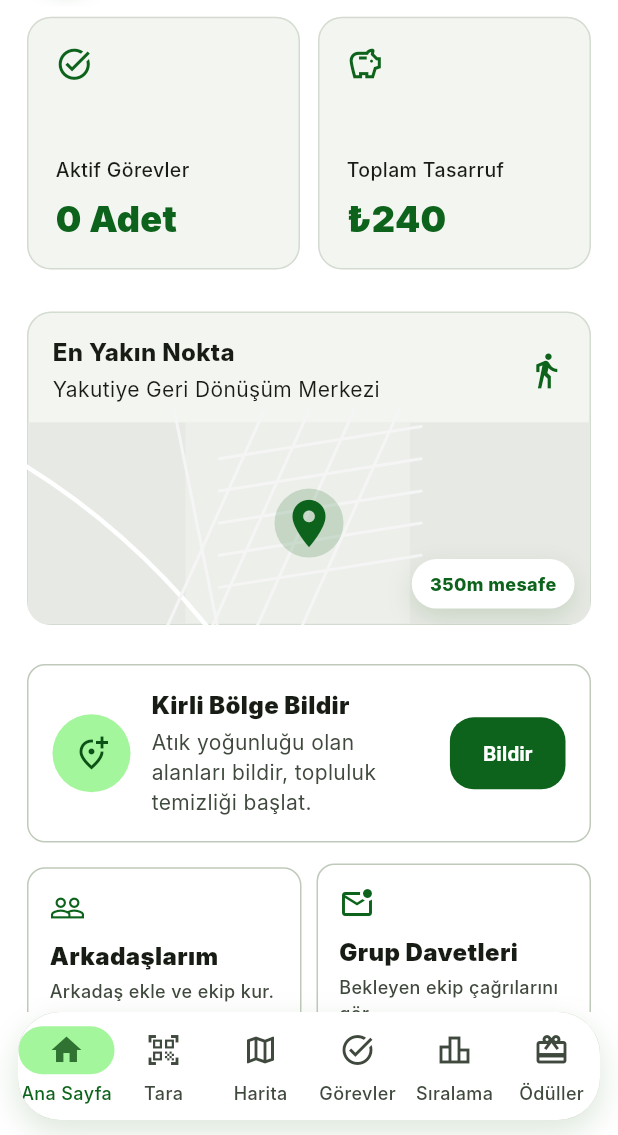
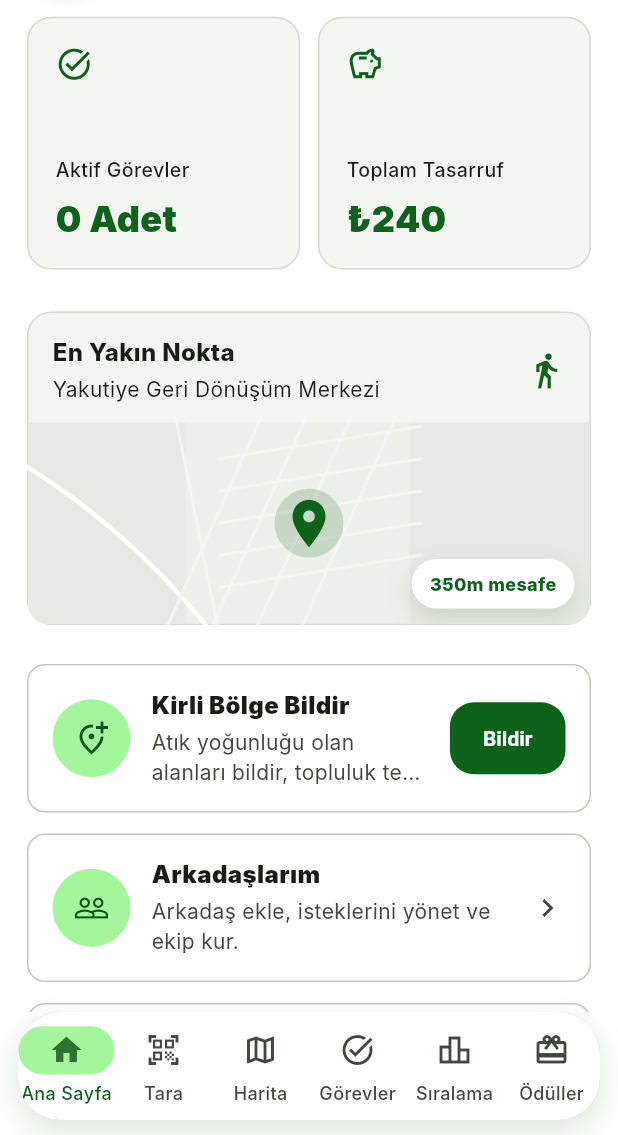
Before and after one commit to 1ahmetonay/erzurum, a Flutter app: the screen it shows once a user with an empty profile is signed in, scrolled down 576 dp, on a phone screen of 412 x 824 dp, the part 101-1236 px from its top. Run offline on Flutter 3.47's test engine with Material 3 defaults, Android fonts, the phone set to English and light mode, and no system bars; our stand-ins replace cloud_firestore, cloud_functions, firebase_auth, firebase_core, firebase_storage, flutter_map and 7 more; missing offline and left inert: mobile_scanner; accounts and stored records are empty; Roboto replaces fonts that are missing (Inter).

Commit message:
final son

```diff
--- a/lib/features/home/home_screen.dart
+++ b/lib/features/home/home_screen.dart
@@ -64,7 +64,7 @@ class HomeScreen extends ConsumerWidget {
               onTap: () => context.go('/report-dirty-area'),
             ),
             const SizedBox(height: 14),
-            _SocialShortcutRow(
+            _SocialShortcutList(
               onFriendsTap: () => context.go('/friends'),
               onInvitationsTap: () => context.go('/group-invitations'),
             ),
@@ -103,8 +103,8 @@ class HomeScreen extends ConsumerWidget {
   }
 }
 
-class _SocialShortcutRow extends StatelessWidget {
-  const _SocialShortcutRow({
+class _SocialShortcutList extends StatelessWidget {
+  const _SocialShortcutList({
     required this.onFriendsTap,
     required this.onInvitationsTap,
   });
@@ -114,53 +114,43 @@ class _SocialShortcutRow extends StatelessWidget {
 
   @override
   Widget build(BuildContext context) {
-    return LayoutBuilder(
-      builder: (context, constraints) {
-        final cards = [
-          _SocialShortcutCard(
+    return Column(
+      children: [
+        _HomeShortcutCard(
+          key: const ValueKey('home-friends-shortcut'),
           icon: Icons.people_outline,
           title: 'Arkadaşlarım',
-            subtitle: 'Arkadaş ekle ve ekip kur.',
+          subtitle: 'Arkadaş ekle, isteklerini yönet ve ekip kur.',
           onTap: onFriendsTap,
         ),
-          _SocialShortcutCard(
+        const SizedBox(height: 14),
+        _HomeShortcutCard(
+          key: const ValueKey('home-group-invitations-shortcut'),
           icon: Icons.mark_email_unread_outlined,
           title: 'Grup Davetleri',
-            subtitle: 'Bekleyen ekip çağrılarını gör.',
+          subtitle: 'Bekleyen temizlik grubu davetlerini görüntüle.',
           onTap: onInvitationsTap,
         ),
-        ];
-
-        if (constraints.maxWidth < 360) {
-          return Column(
-            children: [cards[0], const SizedBox(height: 10), cards[1]],
-          );
-        }
-
-        return Row(
-          children: [
-            Expanded(child: cards[0]),
-            const SizedBox(width: 10),
-            Expanded(child: cards[1]),
       ],
-        );
-      },
     );
   }
 }
 
-class _SocialShortcutCard extends StatelessWidget {
-  const _SocialShortcutCard({
+class _HomeShortcutCard extends StatelessWidget {
+  const _HomeShortcutCard({
     required this.icon,
     required this.title,
     required this.subtitle,
     required this.onTap,
+    this.trailing,
+    super.key,
   });
 
   final IconData icon;
   final String title;
   final String subtitle;
   final VoidCallback onTap;
+  final Widget? trailing;
 
   @override
   Widget build(BuildContext context) {
@@ -171,17 +161,28 @@ class _SocialShortcutCard extends StatelessWidget {
         borderRadius: BorderRadius.circular(12),
         onTap: onTap,
         child: Container(
-          constraints: const BoxConstraints(minHeight: 118),
-          padding: const EdgeInsets.all(14),
+          width: double.infinity,
+          padding: const EdgeInsets.all(16),
           decoration: BoxDecoration(
             borderRadius: BorderRadius.circular(12),
             border: Border.all(color: AppColors.outlineVariant),
           ),
+          child: Row(
+            children: [
+              Container(
+                width: 52,
+                height: 52,
+                decoration: const BoxDecoration(
+                  color: AppColors.secondaryContainer,
+                  shape: BoxShape.circle,
+                ),
+                child: Icon(icon, color: AppColors.primaryDark),
+              ),
+              const SizedBox(width: 14),
+              Expanded(
                 child: Column(
                   crossAxisAlignment: CrossAxisAlignment.start,
                   children: [
-              Icon(icon, color: AppColors.primary),
-              const SizedBox(height: 10),
                     Text(
                       title,
                       maxLines: 1,
@@ -195,9 +196,18 @@ class _SocialShortcutCard extends StatelessWidget {
                       subtitle,
                       maxLines: 2,
                       overflow: TextOverflow.ellipsis,
-                style: AppTextStyles.caption.copyWith(
+                      style: AppTextStyles.body.copyWith(
                         color: AppColors.textSecondary,
                       ),
+                    ),
+                  ],
+                ),
+              ),
+              const SizedBox(width: 12),
+              trailing ??
+                  const Icon(
+                    Icons.chevron_right,
+                    color: AppColors.textSecondary,
                   ),
             ],
           ),
@@ -214,52 +224,14 @@ class _DirtyAreaShortcutCard extends StatelessWidget {
 
   @override
   Widget build(BuildContext context) {
-    return Container(
-      padding: const EdgeInsets.all(16),
-      decoration: BoxDecoration(
-        color: AppColors.surfaceContainerLowest,
-        borderRadius: BorderRadius.circular(12),
-        border: Border.all(color: AppColors.outlineVariant),
-      ),
-      child: Row(
-        children: [
-          Container(
-            width: 52,
-            height: 52,
-            decoration: const BoxDecoration(
-              color: AppColors.secondaryContainer,
-              shape: BoxShape.circle,
-            ),
-            child: const Icon(
-              Icons.add_location_alt_outlined,
-              color: AppColors.primaryDark,
-            ),
-          ),
-          const SizedBox(width: 14),
-          Expanded(
-            child: Column(
-              crossAxisAlignment: CrossAxisAlignment.start,
-              children: [
-                Text(
-                  'Kirli Bölge Bildir',
-                  style: AppTextStyles.subtitle.copyWith(
-                    fontWeight: FontWeight.w900,
-                  ),
-                ),
-                const SizedBox(height: 4),
-                Text(
+    return _HomeShortcutCard(
+      key: const ValueKey('home-dirty-area-shortcut'),
+      icon: Icons.add_location_alt_outlined,
+      title: 'Kirli Bölge Bildir',
+      subtitle:
           'Atık yoğunluğu olan alanları bildir, topluluk temizliği başlat.',
-                  style: AppTextStyles.body.copyWith(
-                    color: AppColors.textSecondary,
-                  ),
-                ),
-              ],
-            ),
-          ),
-          const SizedBox(width: 12),
-          FilledButton(onPressed: onTap, child: const Text('Bildir')),
-        ],
-      ),
+      onTap: onTap,
+      trailing: FilledButton(onPressed: onTap, child: const Text('Bildir')),
     );
   }
 }
```
Also changed, not shown: lib/features/dirty_areas/report_dirty_area_screen.dart (+16 -8 lines), lib/shared/widgets/app_status_dialog.dart (added, +107 -0 lines), 3 other files. Lines whose indentation alone changed are shown as unchanged.
